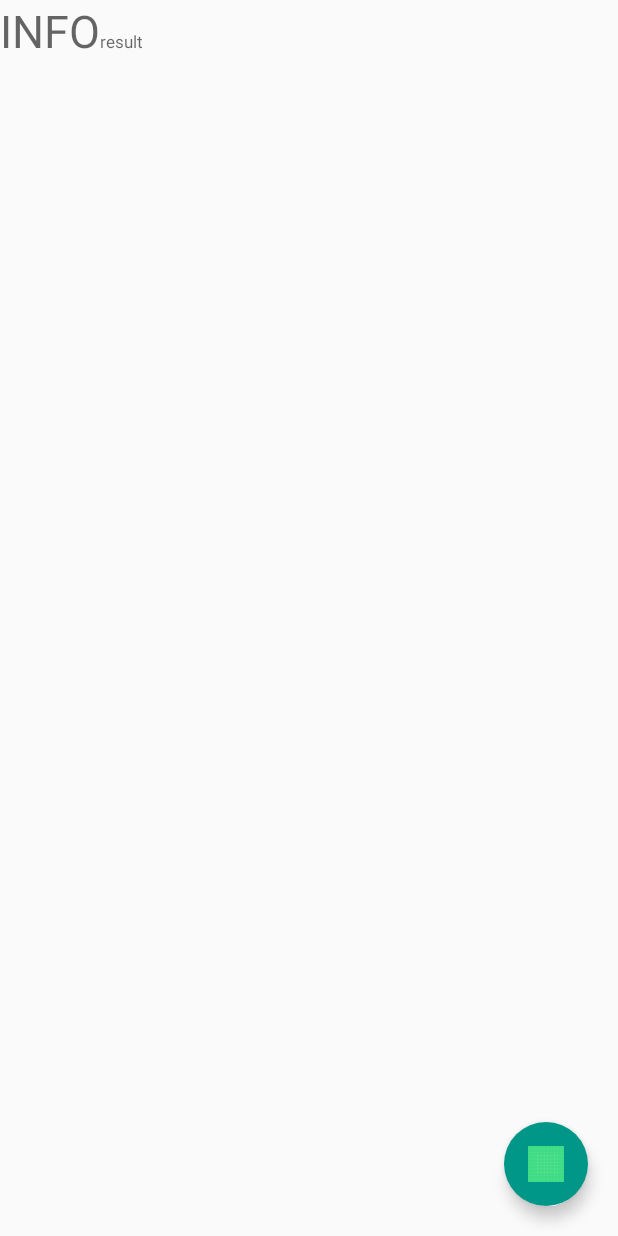
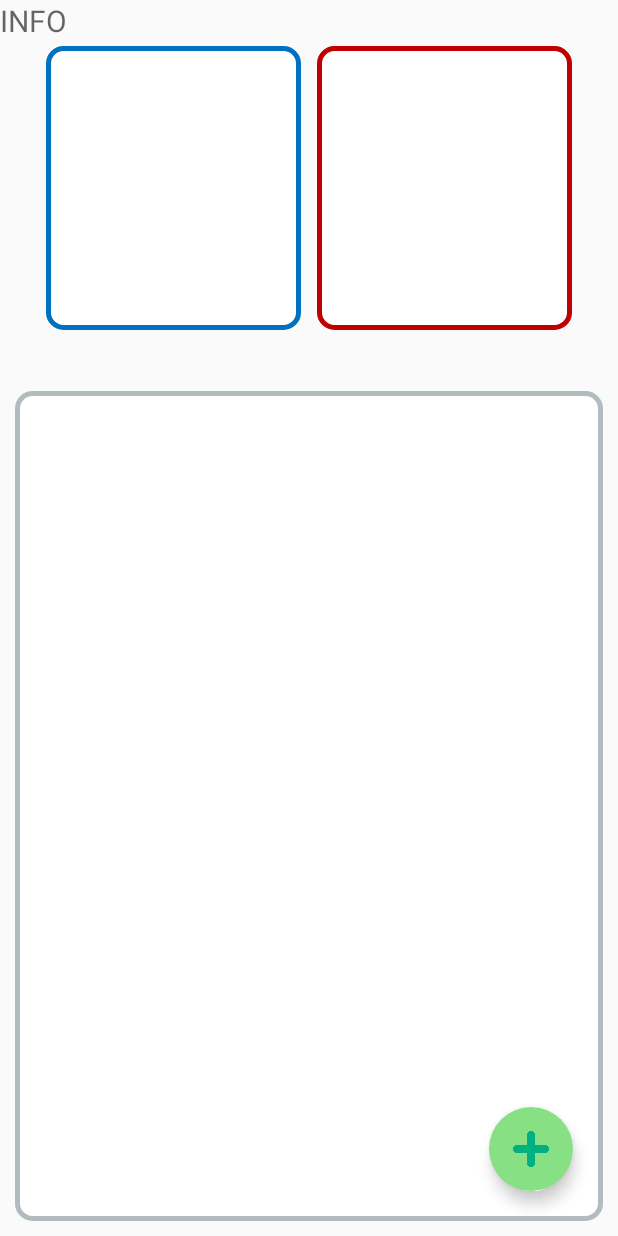
Before and after one commit to Shin-Chaeyeon/Dagapa, an Android app: the layout activity_main.xml on its own in the app's theme, with its tools: preview values and no code run, on a phone screen of 412 x 824 dp. Run offline under Robolectric (Android 15) with nearby library versions, the light colour scheme and no system bars; network calls fail.

Commit message:
[지환] UPDATE - 기본 틀 제거, 코드 어레인지

```diff
--- a/front/app/src/main/java/com/example/dagapa/MyAsyncTask.java
+++ b/front/app/src/main/java/com/example/dagapa/MyAsyncTask.java
@@ -32,8 +32,7 @@
     String userID;
     Context context;
     //화면에 띄워줄 것 있으면 여기서 생성자로 받아올 것.
-    public MyAsyncTask(TextView textView, RecyclerView recyclerView, String userID, Context context){
-        this.result = textView;
+    public MyAsyncTask(RecyclerView recyclerView, String userID, Context context){
         this.recyclerView = recyclerView;
         this.userID = userID;
         this.context= context;
--- a/front/app/src/main/res/layout/activity_main.xml
+++ b/front/app/src/main/res/layout/activity_main.xml
@@ -7,29 +7,44 @@
     xmlns:app="http://schemas.android.com/apk/res-auto"
     android:orientation="vertical"
     >
+    <TextView
+        android:id="@+id/tv_info"
+        android:layout_width="wrap_content"
+        android:layout_height="wrap_content"
+        android:textSize="20dp"
+        android:hint="INFO"/>
 
     <LinearLayout
         android:id="@+id/top"
-        android:layout_width="match_parent"
+        android:layout_width="400dp"
         android:layout_height="200dp"
         android:layout_alignParentStart="true"
         android:layout_below="@id/main"
-        tools:ignore="NotSibling">
 
-        <TextView
-            android:id="@+id/tv_info"
-            android:layout_width="wrap_content"
-            android:layout_height="wrap_content"
-            android:textSize="30dp"
-            android:hint="INFO"/>
+        android:layout_margin="25dp"
+        tools:ignore="NotSibling"
+        >
 
-        <TextView
-            android:id="@+id/result"
-            android:layout_width="wrap_content"
-            android:layout_height="wrap_content"
-            android:textSize="11dp"
-            android:textColor="#ff0000"
-            android:hint="result"/>
+        <LinearLayout
+            android:layout_margin="5dp"
+            android:layout_width="match_parent"
+            android:layout_weight="1"
+            android:layout_height="match_parent"
+            android:orientation="vertical"
+            android:background="@drawable/round_borde_blue"
+            />
+
+        <LinearLayout
+            android:layout_margin="5dp"
+            android:layout_width="match_parent"
+            android:layout_weight="1"
+            android:layout_height="match_parent"
+            android:orientation="vertical"
+            android:background="@drawable/round_borde_red"
+            />
+
+
+
     </LinearLayout>
 
 <!--    Middle Layout-->
@@ -39,6 +54,8 @@
         android:layout_height="match_parent"
         android:orientation="vertical"
         android:layout_below="@id/top"
+        android:background="@drawable/round_border"
+        android:layout_margin="10dp"
         >
 
         <androidx.recyclerview.widget.RecyclerView
@@ -56,7 +73,7 @@
 
 
         <com.google.android.material.floatingactionbutton.FloatingActionButton
-            android:id="@+id/fab_main"
+            android:id="@+id/fab"
             android:layout_width="wrap_content"
             android:layout_height="wrap_content"
 
@@ -70,8 +87,8 @@
             android:layout_marginBottom="20dp"
             android:clickable="true"
 
-            android:backgroundTint="#009688"
-            android:src="@drawable/ic_launcher_background"
+            android:backgroundTint="#88e084"
+            android:src="@drawable/plus2"
             app:borderWidth="0dp"
             app:fabSize="normal"
             />
```
Also changed, not shown: front/app/src/main/java/com/example/dagapa/MainActivity.java (+21 -3 lines).
